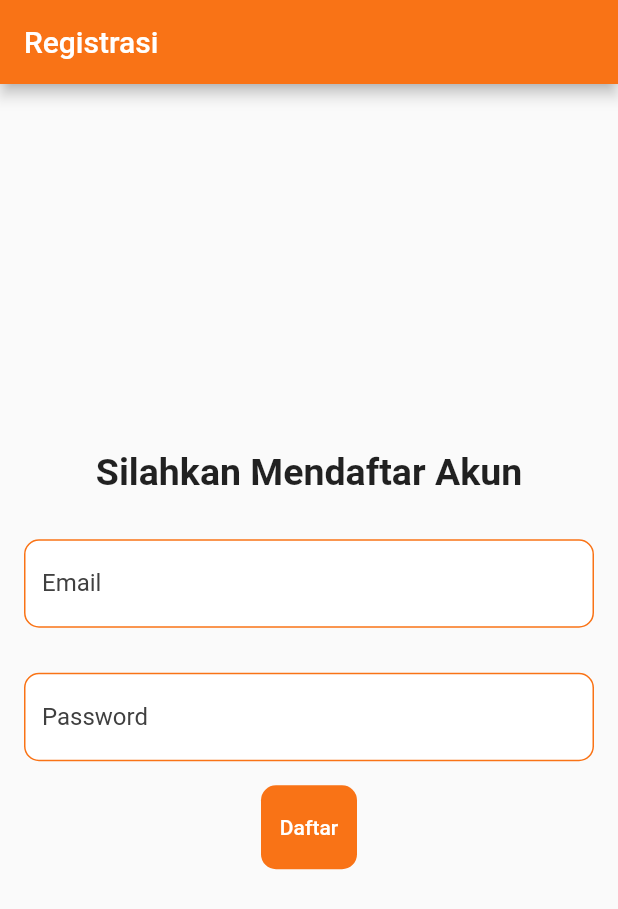
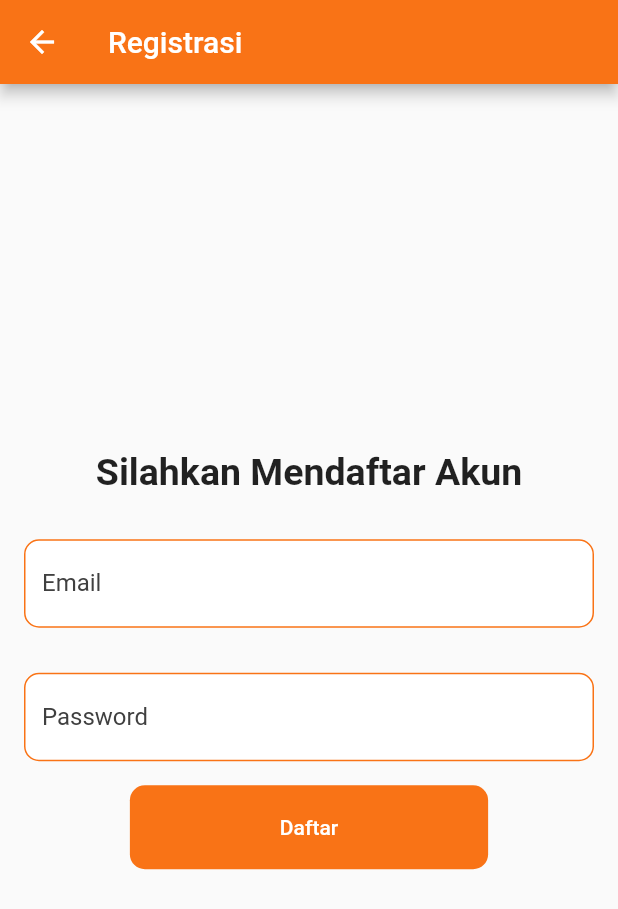
Before and after one commit to MarksonL/IPPL_KostIon, a Flutter app: the screen it shows after launch, after a tap on "Daftar", on a phone screen of 412 x 824 dp. Shown: the top 909 px of the screen. Run offline on Flutter 3.47's test engine with Material 2 defaults, Android fonts, the phone set to English and light mode, and no system bars; our stand-ins replace cloud_firestore, firebase_auth, firebase_core, flutter_spinkit, image_picker, loader_overlay; accounts and stored records are empty.

Commit message:
update ui register, add fitur tambah kost

```diff
--- a/lib/screen/auth.dart
+++ b/lib/screen/auth.dart
@@ -135,7 +135,7 @@ class _LoginPageState extends State<LoginPage> {
                 width: double.infinity,
                 child: ElevatedButton(
                   onPressed: () {
-                    Navigator.pushReplacement(
+                    Navigator.push(
                       context,
                       MaterialPageRoute(
                         builder: (context) => RegistrationPage(),
--- a/lib/screen/owner/home_owner.dart
+++ b/lib/screen/owner/home_owner.dart
@@ -62,7 +62,11 @@ class _HomeOwnerPageState extends State<HomeOwnerPage> {
               onPressed: () {
                 switch (_selectedIndex) {
                   case 0:
-                    print('home');
+                    Navigator.push(
+                      context,
+                      MaterialPageRoute(
+                          builder: (context) => const OwnerKostFormPage()),
+                    );
                   case 1:
                     print('pembayaran');
                   case 2:
--- a/lib/screen/owner/rule/rule_form.dart
+++ b/lib/screen/owner/rule/rule_form.dart
@@ -52,7 +52,7 @@ class _OwnerRuleFormPageState extends State<OwnerRuleFormPage> {
                       context.loaderOverlay.hide();
                     }
                   },
-                  child: Text('simpan')),
+                  child: Text('Simpan')),
             ],
           ),
         ),
--- a/lib/screen/register.dart
+++ b/lib/screen/register.dart
@@ -129,7 +129,8 @@ class _RegistrationPageState extends State<RegistrationPage> {
                   ),
                   elevation: 0,
                   backgroundColor: AppColor.primary,
-                  padding: const EdgeInsets.symmetric(vertical: 20),
+                  padding:
+                      const EdgeInsets.symmetric(vertical: 20, horizontal: 100),
                 ),
                 child: Text('Daftar'),
                 // style: ElevatedButton.styleFrom(
```
Also changed, not shown: lib/screen/owner/kos/kos_form.dart (+8 -1 lines).
